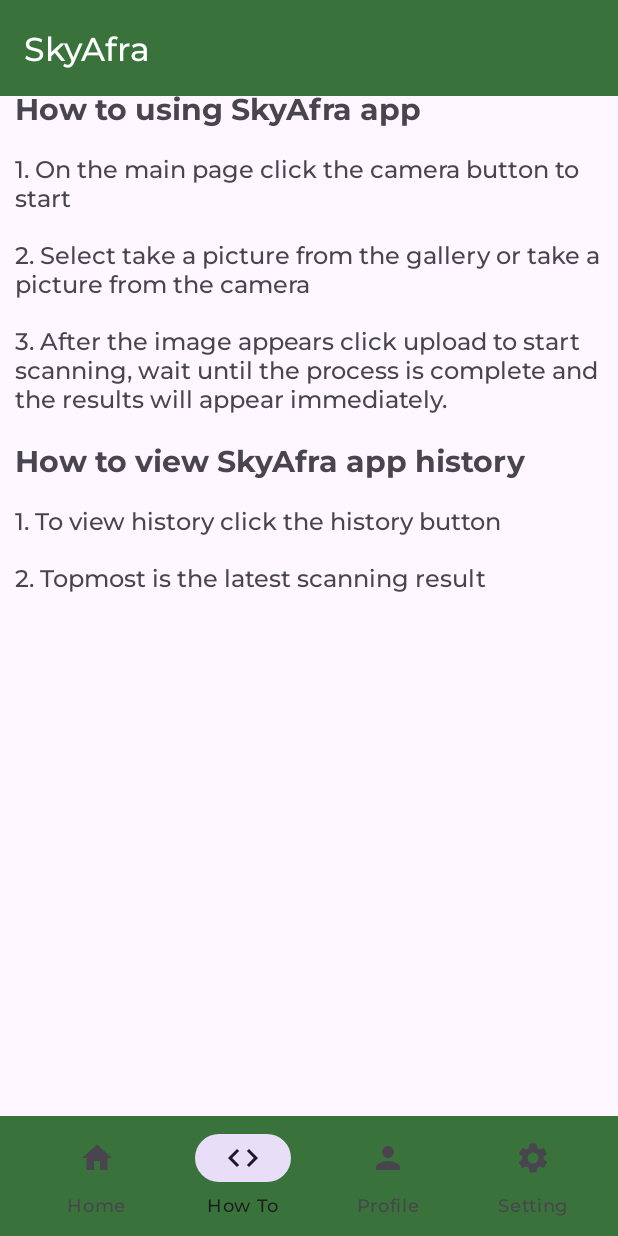
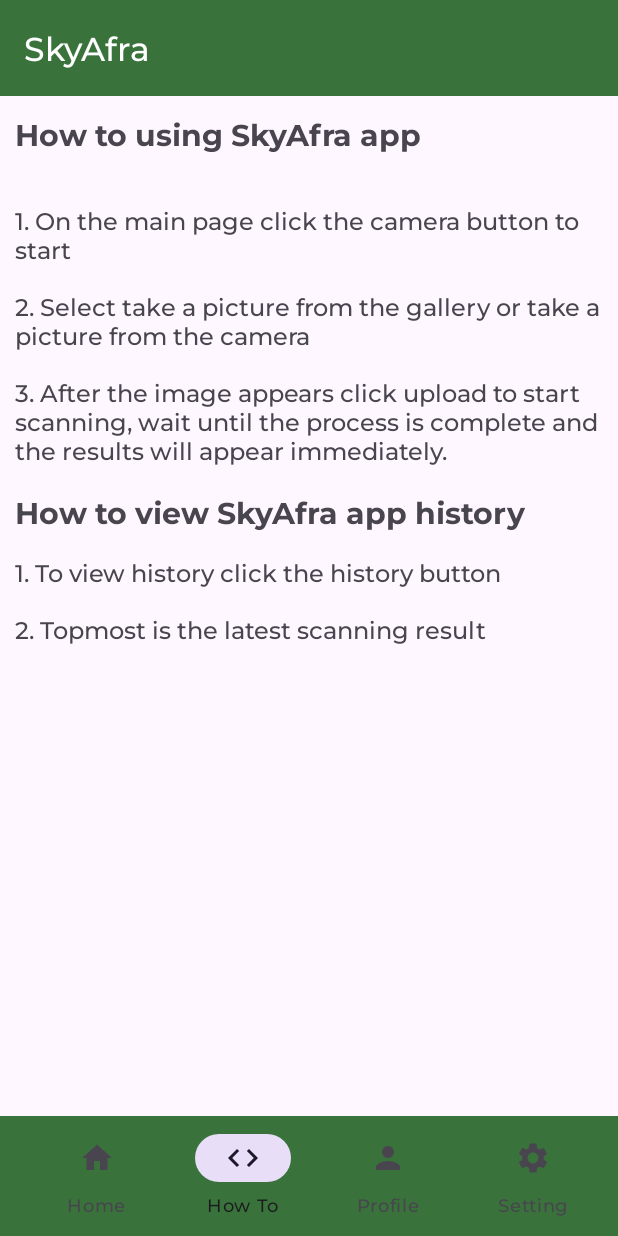
Before and after one commit to SkyAfra/Mobile-Development, an Android app: the screen it shows after launch once a user with an empty profile is signed in (MainActivity), item 2 of the bottom bar chosen, on a phone screen of 412 x 824 dp. Run offline under Robolectric (Android 15) with nearby library versions, the phone set to English and light mode, and no system bars; our stand-ins replace Firebase (no records; nobody signed in at launch, a user with empty details on screens opened directly).

Commit message:
Commit ver1.9 Yop - Editing Project

```diff
--- a/app/src/main/java/com/example/skyafra/activity/ResultActivity.kt
+++ b/app/src/main/java/com/example/skyafra/activity/ResultActivity.kt
@@ -5,6 +5,7 @@ import android.content.Intent
 import android.os.Bundle
 import androidx.appcompat.app.AppCompatActivity
 import com.example.skyafra.databinding.ActivityResultBinding
+import com.example.skyafra.fragment.HomeFragment2
 import com.example.skyafra.history.HistoryItem
 import com.google.gson.Gson
 import com.google.gson.reflect.TypeToken
@@ -33,7 +34,7 @@ class ResultActivity : AppCompatActivity() {
         binding.createAtTextView.text = createAt
 
         binding.backButton.setOnClickListener {
-            startActivity(Intent(this, HomeCameraActivity::class.java))
+            startActivity(Intent(this, MainActivity::class.java))
             finish()
         }
 
--- a/app/src/main/res/layout/fragment_how_to.xml
+++ b/app/src/main/res/layout/fragment_how_to.xml
@@ -25,7 +25,7 @@
             android:layout_height="wrap_content"
             android:layout_marginLeft="10dp"
             android:layout_marginRight="10dp"
-            android:layout_marginTop="8dp"
+            android:layout_marginVertical="25dp"
             android:layout_marginBottom="8dp"
             android:textSize="20sp"
             android:text="@string/tutorial"
```
